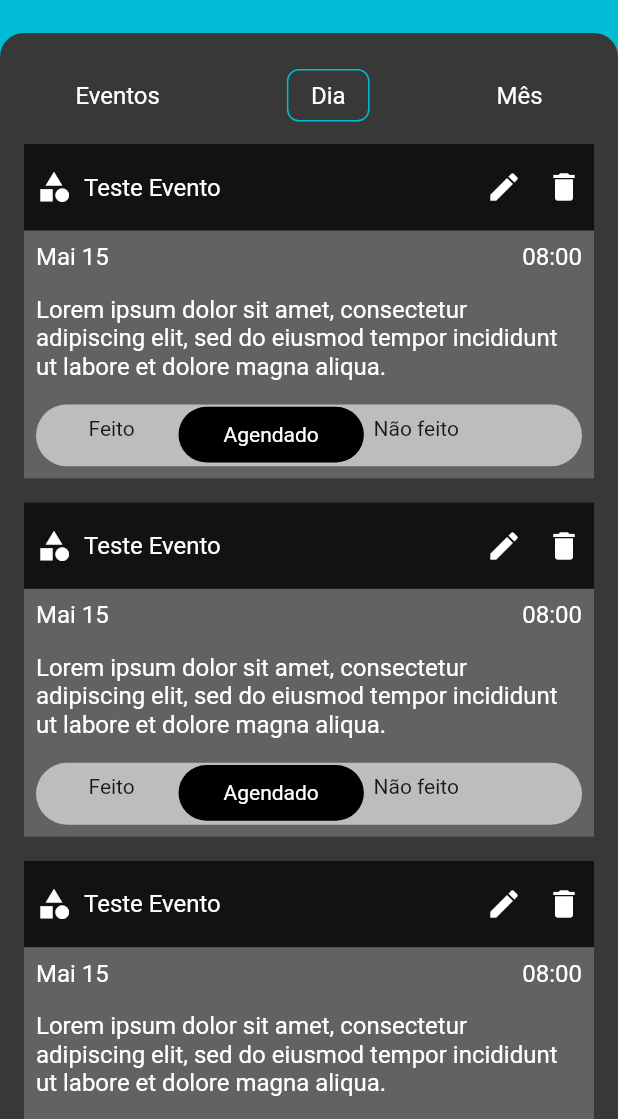
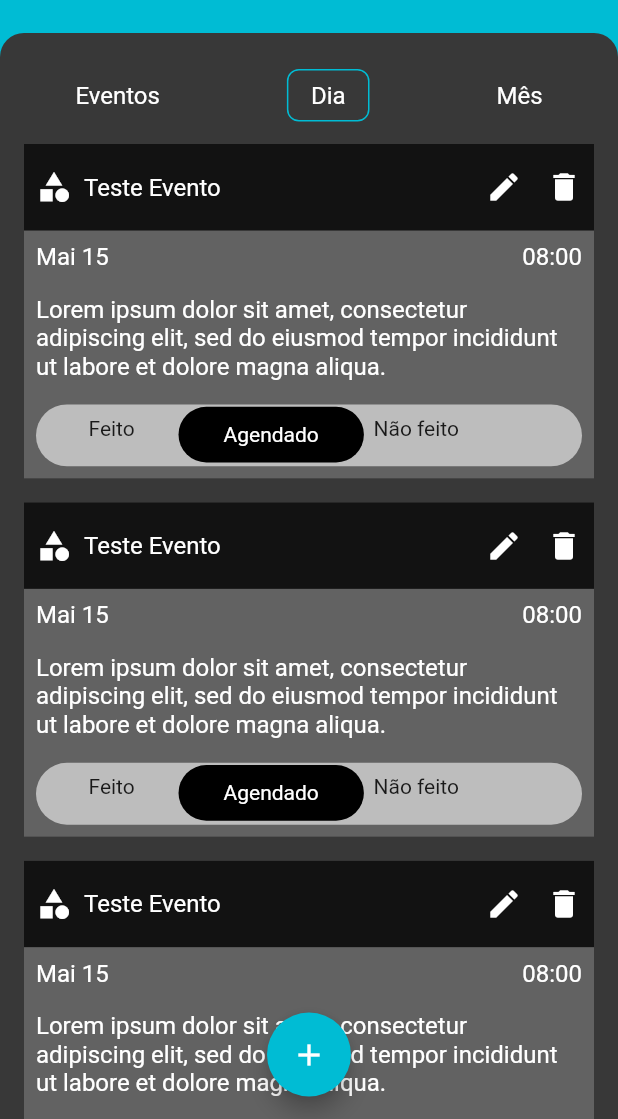
Before and after one commit to kelvingarcia/compiti, a Flutter app: the screen it shows after launch, on a phone screen of 412 x 824 dp, the part 117-1236 px from its top. Run offline on Flutter 3.47's test engine with Material 2 defaults, Android fonts, the phone set to English and light mode, and no system bars.

```diff
--- a/lib/main.dart
+++ b/lib/main.dart
@@ -1,3 +1,4 @@
+import 'package:compiti_2/screens/form/evento_form.dart';
 import 'package:flutter/material.dart';
 
 import 'screens/dashboard/dashboard.dart';
--- a/lib/screens/dashboard/dashboard.dart
+++ b/lib/screens/dashboard/dashboard.dart
@@ -2,6 +2,7 @@ import 'package:compiti_2/models/toggle_status.dart';
 import 'package:compiti_2/screens/dashboard/calendario_mes.dart';
 import 'package:compiti_2/screens/dashboard/eventos_dia.dart';
 import 'package:compiti_2/screens/dashboard/todos_eventos.dart';
+import 'package:compiti_2/screens/form/evento_form.dart';
 import 'package:flutter/cupertino.dart';
 import 'package:flutter/material.dart';
 import 'package:flutter/rendering.dart';
@@ -269,7 +270,7 @@ class DashboardState extends State<Dashboard> with TickerProviderStateMixin {
                         onHorizontalDragEnd: (dragInfo) {
                           setState(() {
                             if (_leftCalendario < 75) {
-                              appStarted = true;
+                              forwardAnimation = true;
                             } else {
                               reverseAnimation = true;
                               _controllerDia.reverse();
@@ -283,6 +284,21 @@ class DashboardState extends State<Dashboard> with TickerProviderStateMixin {
                   ],
                 ),
               ),
+            ),
+          ),
+        ),
+        Positioned(
+          bottom: 15,
+          width: MediaQuery.of(context).size.width,
+          child: Center(
+            child: FloatingActionButton(
+              onPressed: () => Navigator.of(context).push(
+                MaterialPageRoute(
+                  builder: (context) => Material(child: EventoForm()),
+                ),
+              ),
+              backgroundColor: Colors.cyan,
+              child: Icon(Icons.add),
             ),
           ),
         ),
@@ -354,14 +370,14 @@ class DashboardState extends State<Dashboard> with TickerProviderStateMixin {
     });
   }
 
-  void mesFromEventos(){
+  void mesFromEventos() {
     setState(() {
       appStarted = false;
       forwardAnimation = false;
       eventosAnimation = false;
       reverseAnimation = true;
       _controllerDia.reverse();
-      _controllerEventos.reverse().whenComplete((){
+      _controllerEventos.reverse().whenComplete(() {
         setState(() {
           appStarted = false;
           reverseAnimation = false;
```
Also changed, not shown: lib/screens/form/evento_form.dart (added, +59 -0 lines).
